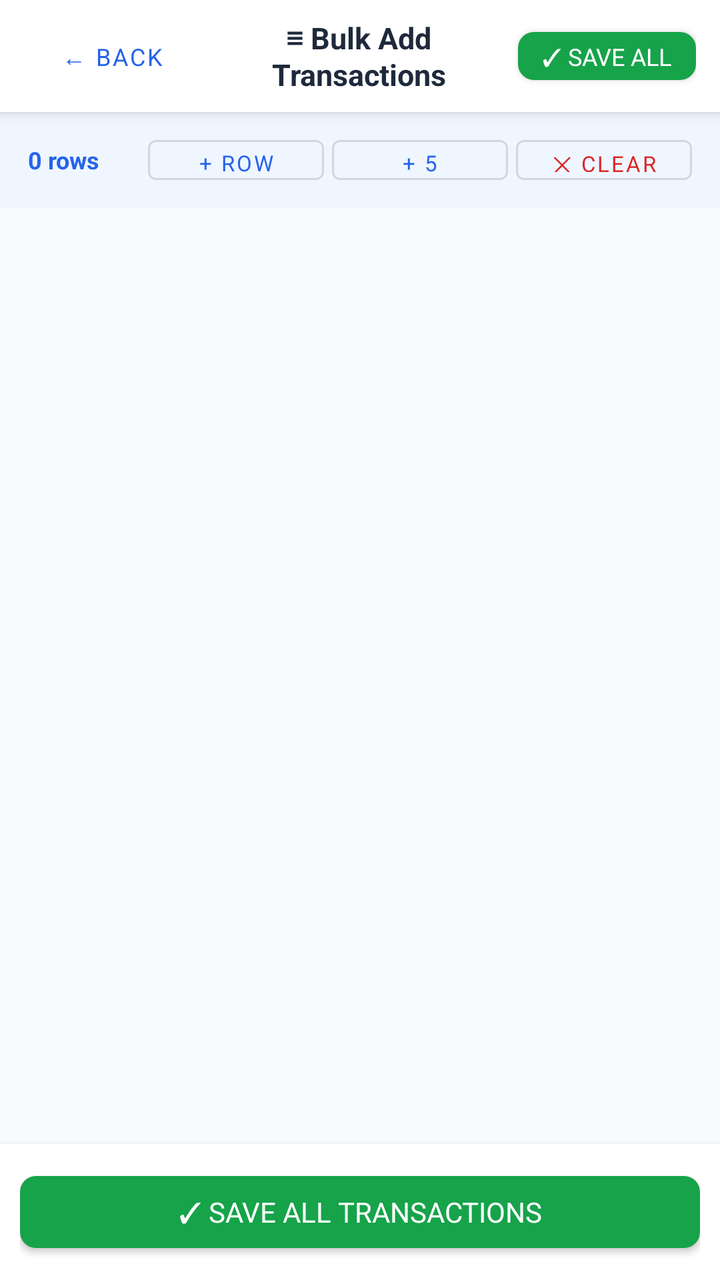
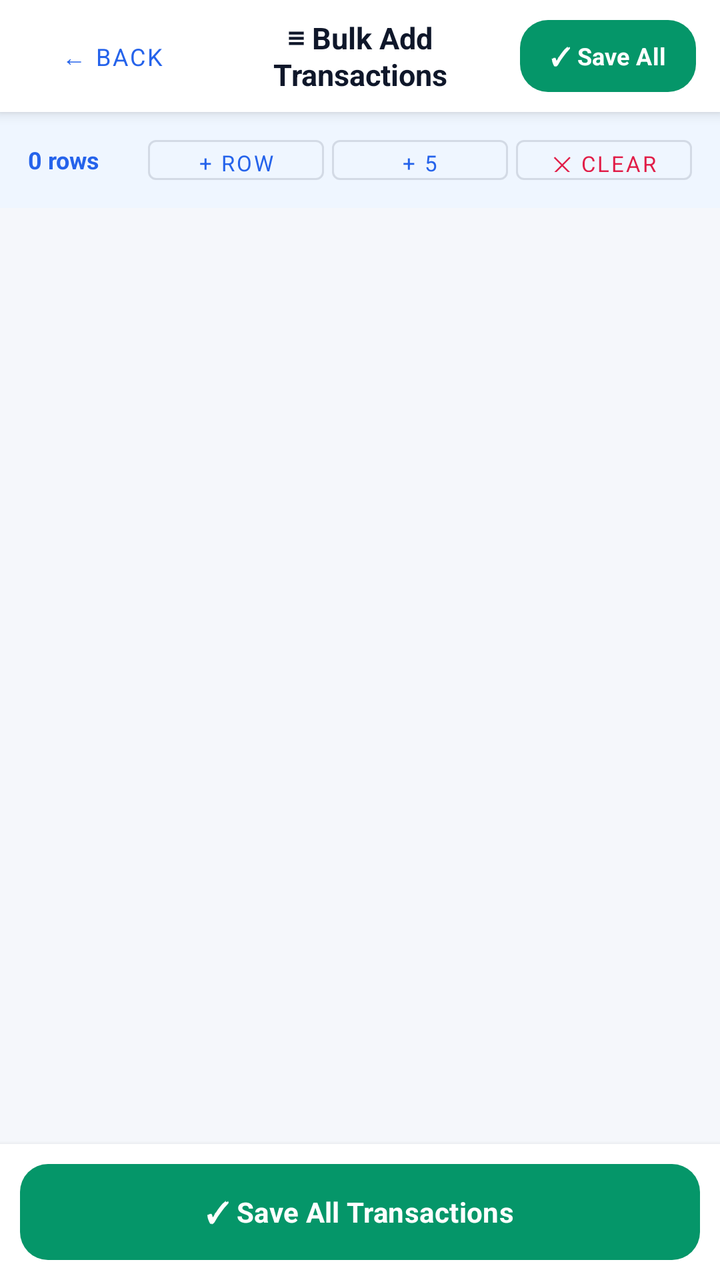

Compare the two renders of this Android layout. The source of the first and the diff that turns it into the second are given below.
<!-- AndroidManifest.xml: application theme Theme.ExpenseOS -->
<!-- res/layout/activity_bulk_add.xml -->
<?xml version="1.0" encoding="utf-8"?>
<LinearLayout xmlns:android="http://schemas.android.com/apk/res/android"
    android:layout_width="match_parent"
    android:layout_height="match_parent"
    android:background="@color/bg"
    android:orientation="vertical">

    
    <LinearLayout
        android:layout_width="match_parent"
        android:layout_height="56dp"
        android:background="@color/nav_bg"
        android:elevation="4dp"
        android:gravity="center_vertical"
        android:orientation="horizontal"
        android:paddingHorizontal="12dp">

        <Button
            android:id="@+id/btnBulkBack"
            style="@style/Widget.MaterialComponents.Button.TextButton"
            android:layout_width="wrap_content"
            android:layout_height="36dp"
            android:text="← Back"
            android:textSize="12sp" />

        <TextView
            android:layout_width="0dp"
            android:layout_height="wrap_content"
            android:layout_weight="1"
            android:gravity="center"
            android:text="≡ Bulk Add Transactions"
            android:textColor="@color/text"
            android:textSize="15sp"
            android:textStyle="bold" />

        <Button
            android:id="@+id/btnBulkSaveAll"
            style="@style/BtnSuccess"
            android:layout_width="wrap_content"
            android:layout_height="36dp"
            android:paddingHorizontal="12dp"
            android:text="✓ Save All"
            android:textSize="12sp" />
    </LinearLayout>

    
    <LinearLayout
        android:layout_width="match_parent"
        android:layout_height="wrap_content"
        android:background="#EFF6FF"
        android:gravity="center_vertical"
        android:orientation="horizontal"
        android:paddingHorizontal="14dp"
        android:paddingVertical="8dp">

        <TextView
            android:id="@+id/tvBulkSummary"
            android:layout_width="0dp"
            android:layout_height="wrap_content"
            android:layout_weight="1"
            android:text="0 rows"
            android:textColor="@color/primary"
            android:textSize="12sp"
            android:textStyle="bold" />

        <Button
            android:id="@+id/btnBulkAddRow"
            style="@style/Widget.MaterialComponents.Button.OutlinedButton"
            android:layout_width="wrap_content"
            android:layout_height="32dp"
            android:layout_marginEnd="4dp"
            android:text="+ Row"
            android:textSize="11sp" />

        <Button
            android:id="@+id/btnBulkAdd5"
            style="@style/Widget.MaterialComponents.Button.OutlinedButton"
            android:layout_width="wrap_content"
            android:layout_height="32dp"
            android:layout_marginEnd="4dp"
            android:text="+ 5"
            android:textSize="11sp" />

        <Button
            android:id="@+id/btnBulkClear"
            style="@style/Widget.MaterialComponents.Button.OutlinedButton"
            android:layout_width="wrap_content"
            android:layout_height="32dp"
            android:text="✕ Clear"
            android:textColor="@color/red"
            android:textSize="11sp" />
    </LinearLayout>

    
    <ScrollView
        android:layout_width="match_parent"
        android:layout_height="0dp"
        android:layout_weight="1">

        <LinearLayout
            android:id="@+id/llBulkRows"
            android:layout_width="match_parent"
            android:layout_height="wrap_content"
            android:orientation="vertical"
            android:padding="4dp" />
    </ScrollView>

    
    <LinearLayout
        android:layout_width="match_parent"
        android:layout_height="wrap_content"
        android:background="@color/nav_bg"
        android:elevation="4dp"
        android:orientation="vertical"
        android:padding="10dp">

        <TextView
            android:id="@+id/tvBulkResult"
            android:layout_width="wrap_content"
            android:layout_height="wrap_content"
            android:layout_marginBottom="6dp"
            android:textSize="13sp"
            android:textStyle="bold"
            android:visibility="gone" />

        <Button
            android:id="@+id/btnBulkSaveAllBottom"
            style="@style/BtnSuccess"
            android:layout_width="match_parent"
            android:layout_height="48dp"
            android:text="✓ Save All Transactions" />
    </LinearLayout>
</LinearLayout>
<!-- resources referenced by this layout -->
<resources>
  <color name="bg">#F8FAFC</color>
  <color name="red">#DC2626</color>
  <color name="text">#1E293B</color>
  <style name="BtnSuccess" parent="Widget.MaterialComponents.Button">
          <item name="backgroundTint">@color/green</item>
          <item name="android:textColor">@color/white</item>
          <item name="cornerRadius">8dp</item>
          <item name="android:letterSpacing">0</item>
      </style>
  <style name="Theme.ExpenseOS" parent="Theme.MaterialComponents.Light.NoActionBar">
          <item name="colorPrimary">@color/primary</item>
          <item name="colorPrimaryDark">@color/primary_dark</item>
          <item name="colorAccent">@color/primary</item>
          <item name="android:windowBackground">@color/bg</item>
          <item name="android:fontFamily">sans-serif</item>
          <item name="android:statusBarColor">@color/primary_dark</item>
      </style>
  <color name="green">#16A34A</color>
  <!-- unchanged entries left out for length: 4 -->
</resources>

<!-- the commit's change to res/layout/activity_bulk_add.xml (unified diff, before → after) -->
@@ -47,7 +47,7 @@
     <LinearLayout
         android:layout_width="match_parent"
         android:layout_height="wrap_content"
-        android:background="#EFF6FF"
+        android:background="@color/primary_soft"
         android:gravity="center_vertical"
         android:orientation="horizontal"
         android:paddingHorizontal="14dp"
<!-- resource entries referenced after the edit -->
@@ -1,23 +1,109 @@
 <!-- resources referenced by this layout -->
 <resources>
-  <color name="bg">#F8FAFC</color>
-  <color name="red">#DC2626</color>
-  <color name="text">#1E293B</color>
-  <style name="BtnSuccess" parent="Widget.MaterialComponents.Button">
-          <item name="backgroundTint">@color/green</item>
+  <color name="bg">#F5F7FB</color>
+  <color name="primary_soft">#EFF6FF</color>
+  <color name="red">#E11D48</color>
+  <color name="text">#0F172A</color>
+  <style name="BtnSuccess" parent="BtnBase">
+          <item name="backgroundTint">@color/success</item>
           <item name="android:textColor">@color/white</item>
-          <item name="cornerRadius">8dp</item>
-          <item name="android:letterSpacing">0</item>
       </style>
-  <style name="Theme.ExpenseOS" parent="Theme.MaterialComponents.Light.NoActionBar">
+  <style name="Theme.ExpenseOS" parent="Theme.MaterialComponents.DayNight.NoActionBar">
           <item name="colorPrimary">@color/primary</item>
+          <item name="colorPrimaryVariant">@color/primary_dark</item>
           <item name="colorPrimaryDark">@color/primary_dark</item>
+          <item name="colorOnPrimary">@color/on_primary</item>
+          <item name="colorSecondary">@color/secondary</item>
+          <item name="colorSecondaryVariant">@color/secondary_dark</item>
+          <item name="colorOnSecondary">@color/on_primary</item>
           <item name="colorAccent">@color/primary</item>
+          <item name="colorSurface">@color/surface</item>
+          <item name="colorOnSurface">@color/text</item>
+          <item name="colorOnBackground">@color/text</item>
+          <item name="colorError">@color/danger</item>
+          <item name="android:colorBackground">@color/bg</item>
           <item name="android:windowBackground">@color/bg</item>
+  
+          <item name="android:textColorPrimary">@color/text</item>
+          <item name="android:textColorSecondary">@color/text_muted</item>
+          <item name="android:textColorHint">@color/text_hint</item>
           <item name="android:fontFamily">sans-serif</item>
-          <item name="android:statusBarColor">@color/primary_dark</item>
+          <item name="fontFamily">sans-serif</item>
+  
+          
+          <item name="android:statusBarColor">@color/bg</item>
+          <item name="android:navigationBarColor">@color/nav_bg</item>
+          <item name="android:windowLightStatusBar">true</item>
+          <item name="android:windowLightNavigationBar" tools:targetApi="o_mr1">true</item>
+          <item name="android:forceDarkAllowed" tools:targetApi="q">false</item>
+  
+          
+          <item name="editTextStyle">@style/Widget.ExpenseOS.EditText</item>
+          <item name="materialAlertDialogTheme">@style/ThemeOverlay.ExpenseOS.Dialog</item>
+          <item name="bottomSheetDialogTheme">@style/ThemeOverlay.ExpenseOS.BottomSheet</item>
+          <item name="android:windowAnimationStyle">@style/Animation.ExpenseOS.Window</item>
+          <item name="android:windowActivityTransitions">true</item>
+          <item name="android:windowContentTransitions">true</item>
       </style>
-  <color name="green">#16A34A</color>
+  <style name="BtnBase" parent="Widget.MaterialComponents.Button">
+          <item name="android:textSize">@dimen/type_subtitle</item>
+          <item name="android:textStyle">bold</item>
+          <item name="android:letterSpacing">0.01</item>
+          <item name="android:textAllCaps">false</item>
+          <item name="android:minHeight">@dimen/touch_target</item>
+          <item name="android:insetTop">0dp</item>
+          <item name="android:insetBottom">0dp</item>
+          <item name="cornerRadius">14dp</item>
+          <item name="android:stateListAnimator">@null</item>
+      </style>
+  <color name="success">#059669</color>
+  <color name="on_primary">#FFFFFF</color>
+  <color name="secondary">#0F766E</color>
+  <color name="secondary_dark">#115E59</color>
+  <color name="surface">#FFFFFF</color>
+  <color name="danger">#E11D48</color>
+  <color name="text_muted">#64748B</color>
+  <color name="text_hint">#94A3B8</color>
+  <style name="Widget.ExpenseOS.EditText" parent="Widget.AppCompat.EditText">
+          <item name="android:textSize">@dimen/type_body</item>
+          <item name="android:textColor">@color/text</item>
+          <item name="android:textColorHint">@color/text_hint</item>
+          <item name="android:paddingStart">14dp</item>
+          <item name="android:paddingEnd">14dp</item>
+          <item name="android:minHeight">@dimen/input_height</item>
+      </style>
+  <style name="ThemeOverlay.ExpenseOS.Dialog" parent="ThemeOverlay.MaterialComponents.MaterialAlertDialog">
+          <item name="colorPrimary">@color/primary</item>
+          <item name="colorSurface">@color/surface</item>
+          <item name="colorOnSurface">@color/text</item>
+          <item name="shapeAppearanceOverlay">@style/ShapeAppearance.ExpenseOS.Dialog</item>
+          <item name="android:windowMinWidthMajor">84%</item>
+          <item name="android:windowMinWidthMinor">84%</item>
+      </style>
+  <style name="ThemeOverlay.ExpenseOS.BottomSheet" parent="ThemeOverlay.MaterialComponents.BottomSheetDialog">
+          <item name="bottomSheetStyle">@style/Widget.ExpenseOS.BottomSheet</item>
+      </style>
+  <style name="Animation.ExpenseOS.Window" parent="@android:style/Animation.Activity">
+          <item name="android:activityOpenEnterAnimation">@anim/screen_enter</item>
+          <item name="android:activityOpenExitAnimation">@anim/screen_exit</item>
+          <item name="android:activityCloseEnterAnimation">@anim/screen_pop_enter</item>
+          <item name="android:activityCloseExitAnimation">@anim/screen_pop_exit</item>
+      </style>
+  <style name="ShapeAppearance.ExpenseOS.Dialog" parent="ShapeAppearance.MaterialComponents.MediumComponent">
+          <item name="cornerFamily">rounded</item>
+          <item name="cornerSize">26dp</item>
+      </style>
+  <style name="Widget.ExpenseOS.BottomSheet" parent="Widget.MaterialComponents.BottomSheet.Modal">
+          <item name="shapeAppearanceOverlay">@style/ShapeAppearance.ExpenseOS.Sheet</item>
+          <item name="backgroundTint">@color/surface</item>
+      </style>
+  <style name="ShapeAppearance.ExpenseOS.Sheet" parent="">
+          <item name="cornerFamily">rounded</item>
+          <item name="cornerSizeTopLeft">26dp</item>
+          <item name="cornerSizeTopRight">26dp</item>
+          <item name="cornerSizeBottomLeft">0dp</item>
+          <item name="cornerSizeBottomRight">0dp</item>
+      </style>
   <!-- unchanged entries left out for length: 4 -->
 </resources>
 
